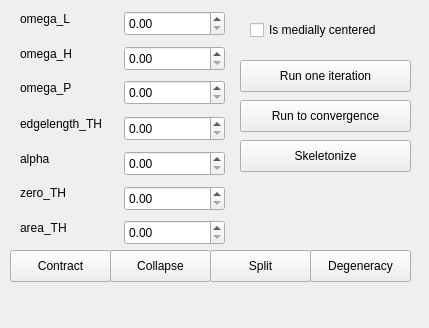
Old version of the form Polyhedron/demo/Polyhedron/Mean_curvature_flow_skeleton_plugin.ui in the repository CGAL/cgal.
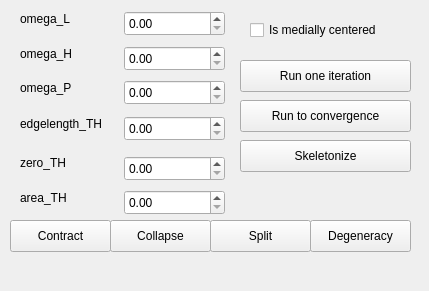
New version of the form.

Commit message: delete unuseful input widget

What changed in the file:
```diff
--- a/Polyhedron/demo/Polyhedron/Mean_curvature_flow_skeleton_plugin.ui
+++ b/Polyhedron/demo/Polyhedron/Mean_curvature_flow_skeleton_plugin.ui
@@ -7,7 +7,7 @@
     <x>0</x>
     <y>0</y>
     <width>429</width>
-    <height>328</height>
+    <height>291</height>
    </rect>
   </property>
   <property name="windowTitle">
@@ -31,7 +31,7 @@
     <property name="geometry">
      <rect>
       <x>10</x>
-      <y>250</y>
+      <y>220</y>
       <width>101</width>
       <height>32</height>
      </rect>
@@ -40,24 +40,11 @@
      <string>Contract</string>
     </property>
    </widget>
-   <widget class="QLabel" name="label_alpha">
-    <property name="geometry">
-     <rect>
-      <x>20</x>
-      <y>151</y>
-      <width>35</width>
-      <height>16</height>
-     </rect>
-    </property>
-    <property name="text">
-     <string>alpha</string>
-    </property>
-   </widget>
    <widget class="QDoubleSpinBox" name="zero_TH">
     <property name="geometry">
      <rect>
       <x>124</x>
-      <y>186</y>
+      <y>156</y>
       <width>101</width>
       <height>25</height>
      </rect>
@@ -83,16 +70,6 @@
      </rect>
     </property>
    </widget>
-   <widget class="QDoubleSpinBox" name="alpha">
-    <property name="geometry">
-     <rect>
-      <x>124</x>
-      <y>151</y>
-      <width>101</width>
-      <height>25</height>
-     </rect>
-    </property>
-   </widget>
    <widget class="QLabel" name="label_omega_H">
     <property name="geometry">
      <rect>
@@ -133,7 +110,7 @@
     <property name="geometry">
      <rect>
       <x>20</x>
-      <y>185</y>
+      <y>155</y>
       <width>53</width>
       <height>16</height>
      </rect>
@@ -146,7 +123,7 @@
     <property name="geometry">
      <rect>
       <x>110</x>
-      <y>250</y>
+      <y>220</y>
       <width>101</width>
       <height>32</height>
      </rect>
@@ -159,7 +136,7 @@
     <property name="geometry">
      <rect>
       <x>210</x>
-      <y>250</y>
+      <y>220</y>
       <width>101</width>
       <height>32</height>
      </rect>
@@ -172,7 +149,7 @@
     <property name="geometry">
      <rect>
       <x>310</x>
-      <y>250</y>
+      <y>220</y>
       <width>101</width>
       <height>32</height>
      </rect>
@@ -224,7 +201,7 @@
     <property name="geometry">
      <rect>
       <x>124</x>
-      <y>220</y>
+      <y>190</y>
       <width>101</width>
       <height>25</height>
      </rect>
@@ -234,7 +211,7 @@
     <property name="geometry">
      <rect>
       <x>20</x>
-      <y>220</y>
+      <y>190</y>
       <width>53</width>
       <height>16</height>
      </rect>
```
Left out of the diff: 2 changed lines with no effect on the pictures. The commit also changes 1 other file.
